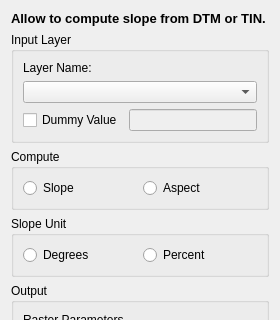
Qt form src/terralib/mnt/qt/ui/SlopeDialogForm.ui (claudiobogossian/terralib5) before a commit; both pictures show x 0 to 280 and y 0 to 320 of the 280 by 577 pixel window.
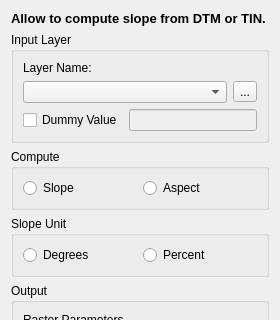
The same form after that commit. Custom widgets are drawn as their Qt base class.

Commit message: Adicionada interface de busca de layers

Diff of the .ui file:
```diff
--- a/src/terralib/mnt/qt/ui/SlopeDialogForm.ui
+++ b/src/terralib/mnt/qt/ui/SlopeDialogForm.ui
@@ -45,7 +45,18 @@
        </widget>
       </item>
       <item>
-       <widget class="QComboBox" name="m_layersComboBox"/>
+       <layout class="QHBoxLayout" name="horizontalLayout_5">
+        <item>
+         <widget class="QComboBox" name="m_layersComboBox"/>
+        </item>
+        <item>
+         <widget class="QToolButton" name="m_layerSearchToolButton">
+          <property name="text">
+           <string>...</string>
+          </property>
+         </widget>
+        </item>
+       </layout>
       </item>
       <item>
        <layout class="QHBoxLayout" name="horizontalLayout_4">
```
Left out of the diff: 6 changed lines with no effect on the pictures. The commit also changes 23 other files.
